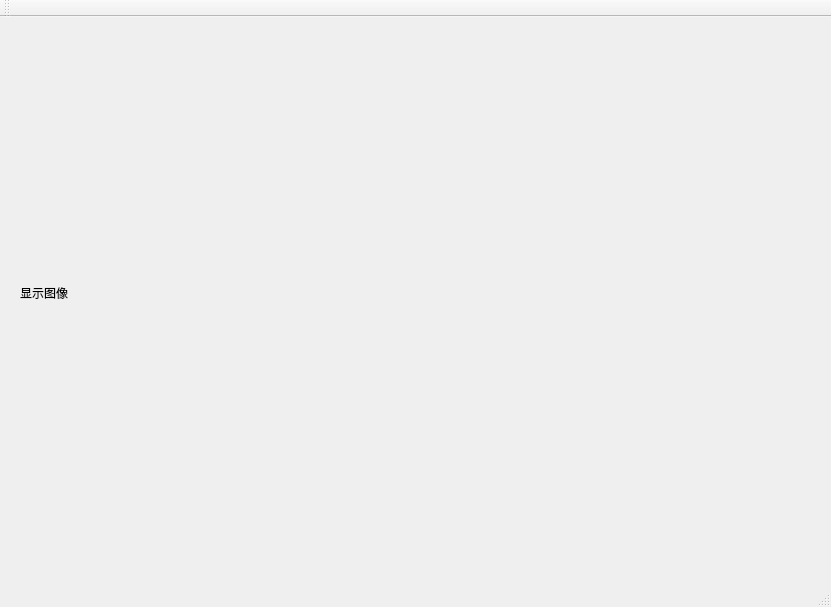
Old version of the form Doit/QDlgDoit.ui in the repository dmcyang163/Doit.
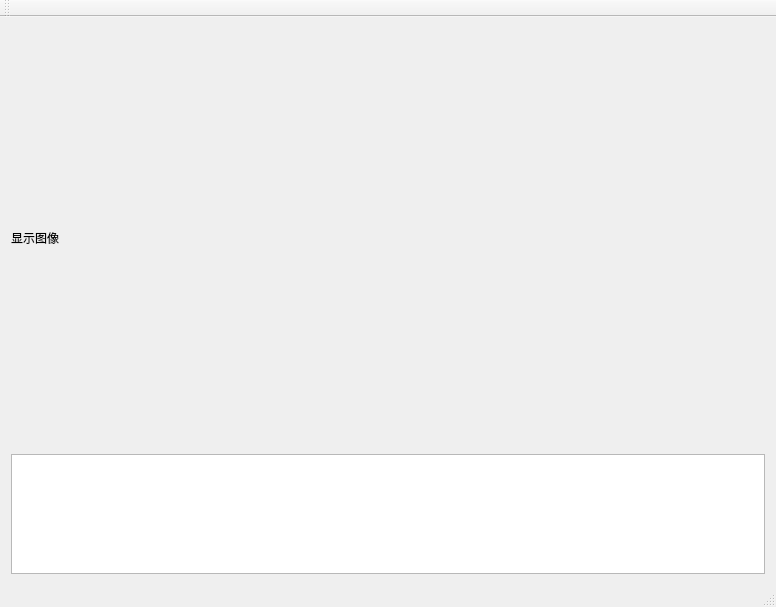
New version of the form.

```diff
--- a/Doit/QDlgDoit.ui
+++ b/Doit/QDlgDoit.ui
@@ -6,7 +6,7 @@
    <rect>
     <x>0</x>
     <y>0</y>
-    <width>831</width>
+    <width>776</width>
     <height>607</height>
    </rect>
   </property>
@@ -14,19 +14,25 @@
    <string>QDlgDoit</string>
   </property>
   <widget class="QWidget" name="centralWidget">
+   <layout class="QVBoxLayout" name="verticalLayout">
+    <item>
    <widget class="QLabel" name="lblImg">
-    <property name="geometry">
-     <rect>
-      <x>20</x>
-      <y>10</y>
-      <width>791</width>
-      <height>531</height>
-     </rect>
-    </property>
     <property name="text">
      <string>显示图像</string>
     </property>
    </widget>
+    </item>
+    <item>
+     <widget class="QTextEdit" name="txtDebug">
+      <property name="maximumSize">
+       <size>
+        <width>16777215</width>
+        <height>120</height>
+       </size>
+      </property>
+     </widget>
+    </item>
+   </layout>
   </widget>
   <widget class="QMenuBar" name="menuBar">
    <property name="geometry">
```
Left out of the diff: 2 changed lines with no effect on the pictures. Lines whose indentation alone changed are shown as unchanged.
